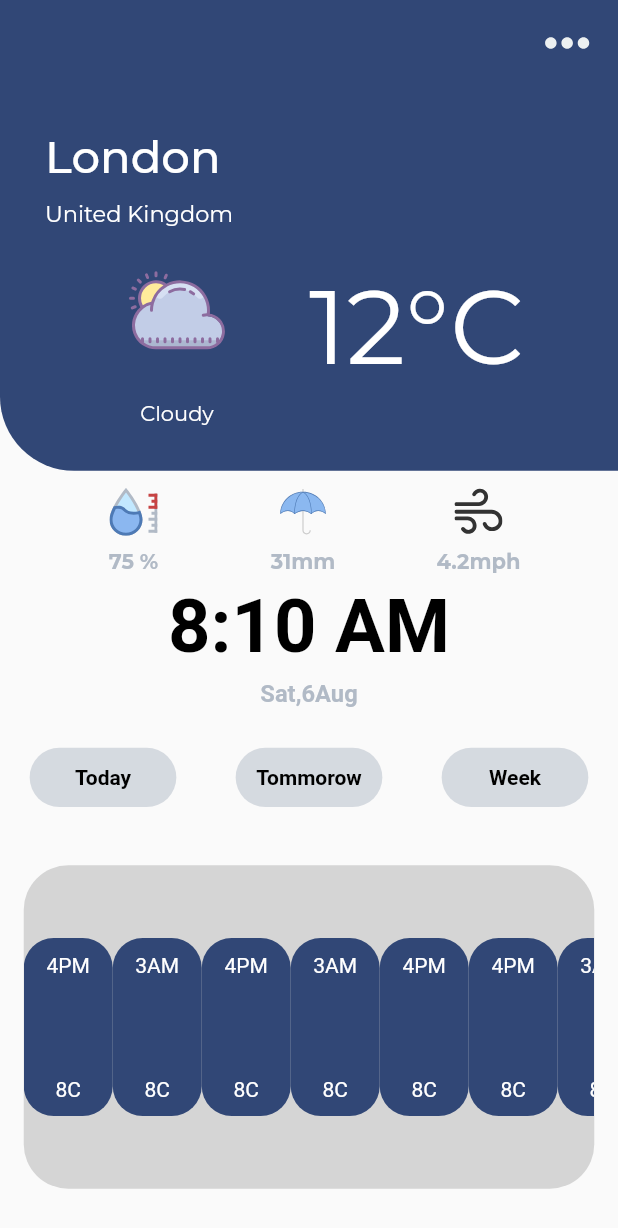
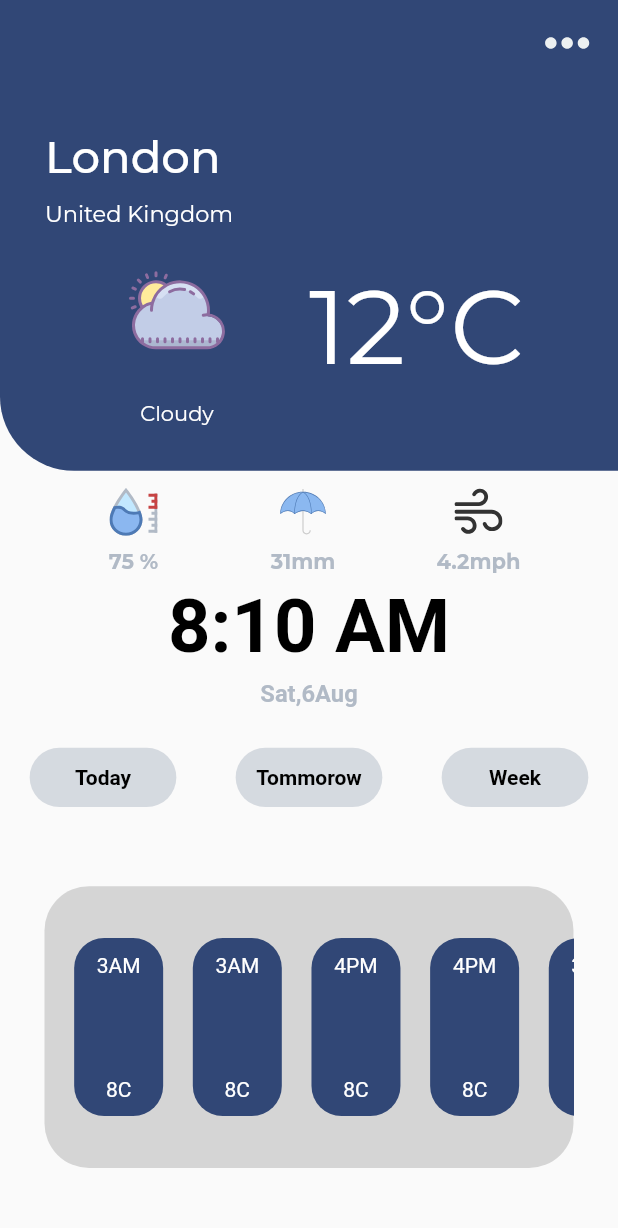
Before and after one commit to shivdvaio/weatherappdesign2, a Flutter app: the screen it shows after launch, on a phone screen of 412 x 824 dp. Shown: the top 1228 px of the screen. Run offline on Flutter 3.47's test engine with Material 2 defaults, Android fonts, the phone set to English and light mode, and no system bars; our stand-ins replace flutter_svg, google_fonts.

Commit message:
now list view works

```diff
--- a/lib/DaysandTemp.dart
+++ b/lib/DaysandTemp.dart
@@ -13,17 +13,11 @@ class Shiv extends StatefulWidget {
 }
 
 class _ShivState extends State<Shiv> {
-//  List<decoratedbox> data = [decoratedbox(time: "4PM",temp: "4m",),
-//    decoratedbox(time: "4PM",temp: "8C",),
-//    decoratedbox(time: "3AM",temp: "8C",),
-//    decoratedbox(time: "4PM",temp: "8C",),
-//    decoratedbox(time: "3AM",temp: "8C",),
-//    decoratedbox(time: "4PM",temp: "8C",),
-//   ];
+
   @override
   Widget build(BuildContext context) {
     return Padding(
-      padding:  EdgeInsets.all(Sizeconfig.defaultsize * 1.6),
+      padding:  EdgeInsets.all(Sizeconfig.defaultsize * 3),
       child: Container(
         decoration: BoxDecoration(
             borderRadius: BorderRadius.circular(Sizeconfig.defaultsize* 3),
@@ -31,18 +25,28 @@ class _ShivState extends State<Shiv> {
         child: ListView(
           scrollDirection: Axis.horizontal,
           children: [
-          Row(children: [
-            decoratedbox(time: "4PM",temp: "8C",),
-            decoratedbox(time: "3AM",temp: "8C",),
-            decoratedbox(time: "4PM",temp: "8C",),
-            decoratedbox(time: "3AM",temp: "8C",),
-            decoratedbox(time: "4PM",temp: "8C",),
-            decoratedbox(time: "4PM",temp: "8C",),
-            decoratedbox(time: "3AM",temp: "8C",),
-            decoratedbox(time: "4PM",temp: "8C",),
-            decoratedbox(time: "3AM",temp: "8C",),
-            decoratedbox(time: "4PM",temp: "8C",),
-          ],)
+          Padding(
+            padding:  EdgeInsets.all(Sizeconfig.defaultsize * 2),
+            child: Row(
+
+              children: [
+                decoratedbox(time: "3AM",temp: "8C",),
+                SizedBox(width: Sizeconfig.defaultsize * 2,),
+                decoratedbox(time: "3AM",temp: "8C",),
+                SizedBox(width: Sizeconfig.defaultsize * 2,),
+                decoratedbox(time: "4PM",temp: "8C",), SizedBox(width: Sizeconfig.defaultsize * 2,),
+                decoratedbox(time: "4PM",temp: "8C",),
+                SizedBox(width: Sizeconfig.defaultsize * 2,),
+                decoratedbox(time: "3AM",temp: "8C",),
+                SizedBox(width: Sizeconfig.defaultsize * 2,),
+                decoratedbox(time: "4PM",temp: "8C",), SizedBox(width: Sizeconfig.defaultsize * 2,),
+                decoratedbox(time: "4PM",temp: "8C",),
+
+
+
+
+            ],),
+          )
         ],)
     ));
   }
```
